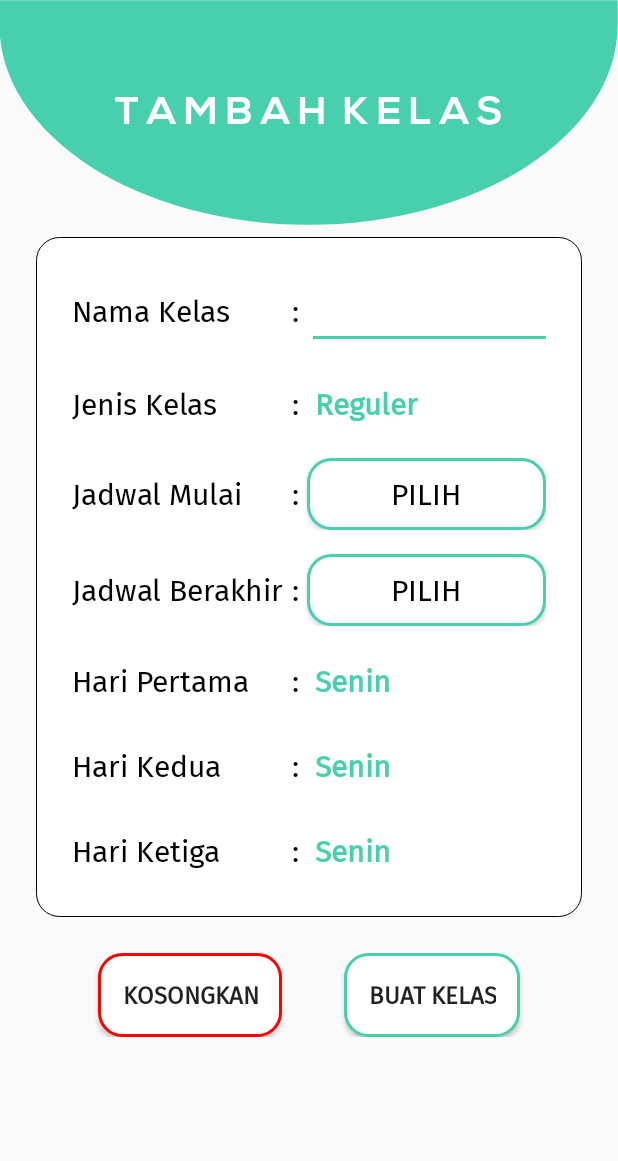
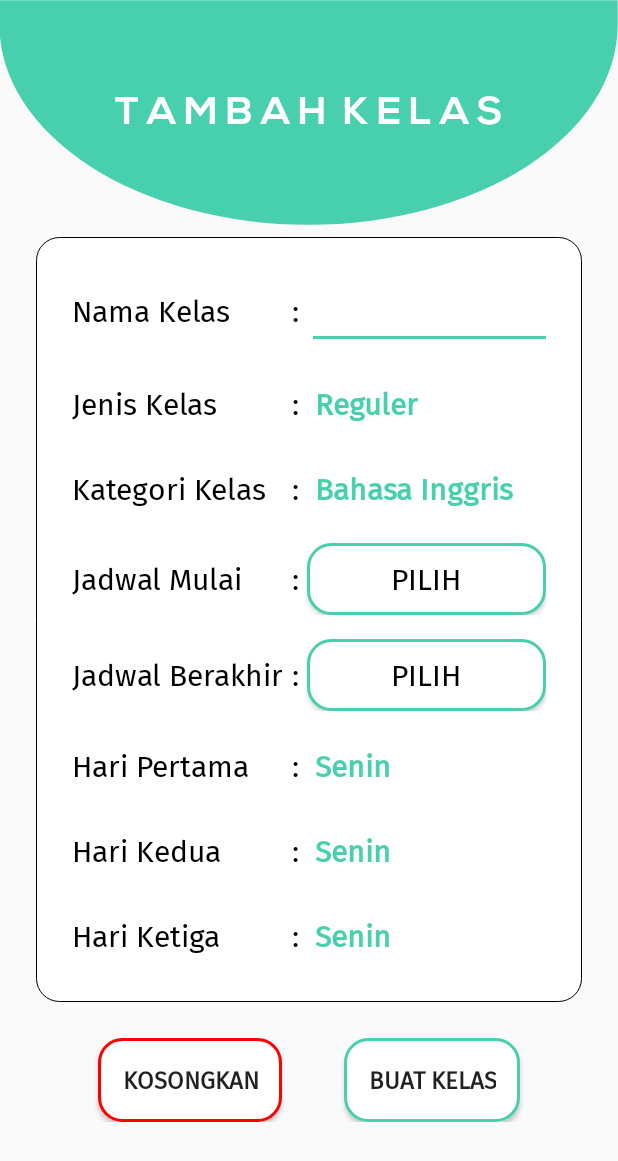
Before and after one commit to maulanarasoky/OSEN, an Android app: the AddClassroom screen opened directly, with no data from a screen before it, on a phone screen of 412 x 824 dp. Shown: the top 1161 px of the screen. Run offline under Robolectric (Android 15) with nearby library versions, the phone set to English and light mode, and no system bars; libraries missing offline, so code that uses them is left out: cn.pedant.

Commit message:
Change Some Codes to Show Class and Add Class

```diff
--- a/app/src/main/res/layout/activity_add_classroom.xml
+++ b/app/src/main/res/layout/activity_add_classroom.xml
@@ -93,6 +93,28 @@
 
                     <Spinner
                         android:id="@+id/classType"
+                        android:layout_width="wrap_content"
+                        android:layout_height="wrap_content"
+                        android:spinnerMode="dropdown"
+                        android:theme="@style/Spinner" />
+                </TableRow>
+
+                <TableRow android:layout_marginTop="@dimen/activity_vertical_margin">
+
+                    <TextView
+                        android:fontFamily="@font/firasans"
+                        android:text="Kategori Kelas"
+                        android:textColor="@android:color/black"
+                        android:textSize="20sp" />
+
+                    <TextView
+                        android:fontFamily="@font/firasans"
+                        android:text=" : "
+                        android:textColor="@android:color/black"
+                        android:textSize="20sp" />
+
+                    <Spinner
+                        android:id="@+id/classCategory"
                         android:layout_width="wrap_content"
                         android:layout_height="wrap_content"
                         android:spinnerMode="dropdown"
--- a/app/src/main/res/values/strings.xml
+++ b/app/src/main/res/values/strings.xml
@@ -19,4 +19,13 @@
         <item>Jumat</item>
         <item>Sabtu</item>
     </string-array>
+
+    <string-array name="category">
+        <item>Bahasa Inggris</item>
+        <item>Bahasa Indonesia</item>
+        <item>IPA</item>
+        <item>Matematika</item>
+        <item>Pemrograman</item>
+        <item>Tidak ada pilihan</item>
+    </string-array>
 </resources>
```
Also changed, not shown: app/src/main/java/com/example/osen/activity/AddClassroom.kt (+14 -23 lines).
